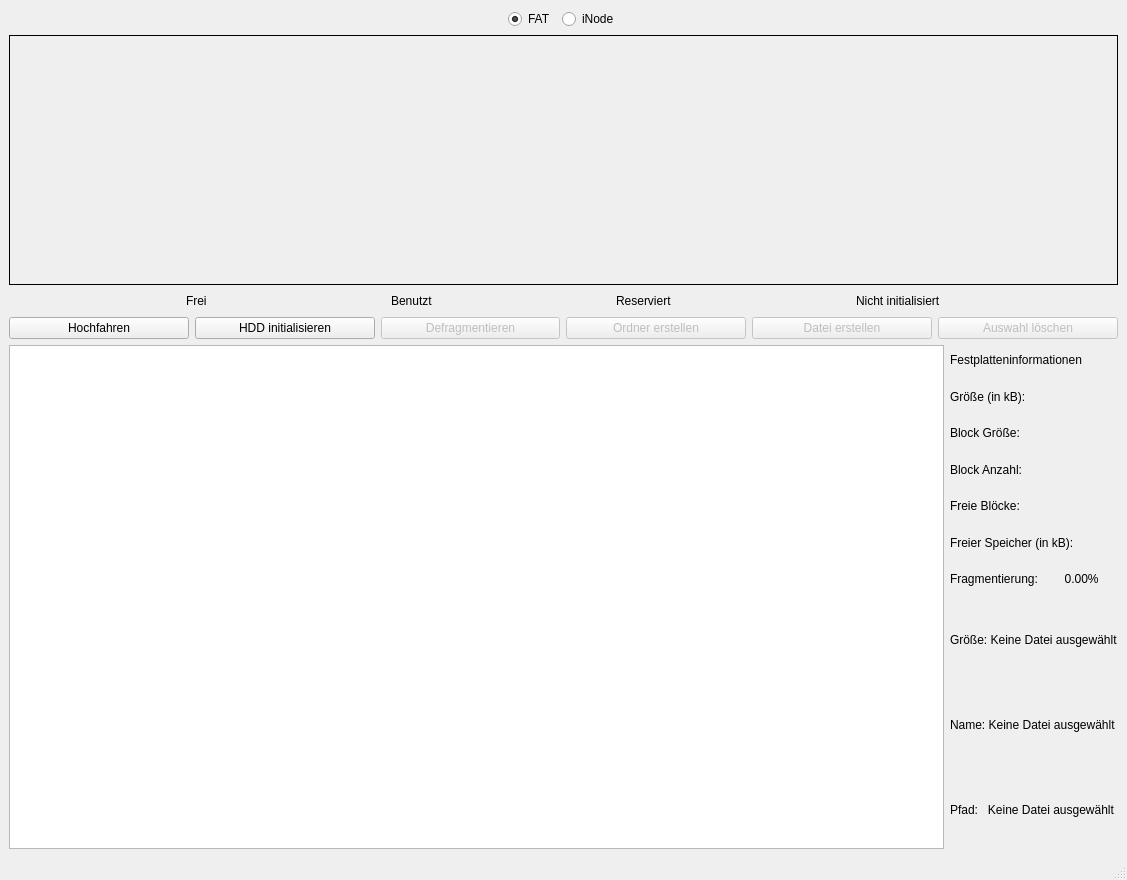
This is mainwindow.ui in Sil-Rei/AbstractFileSystemGit as Qt 5 draws it before an edit. The edited form follows.
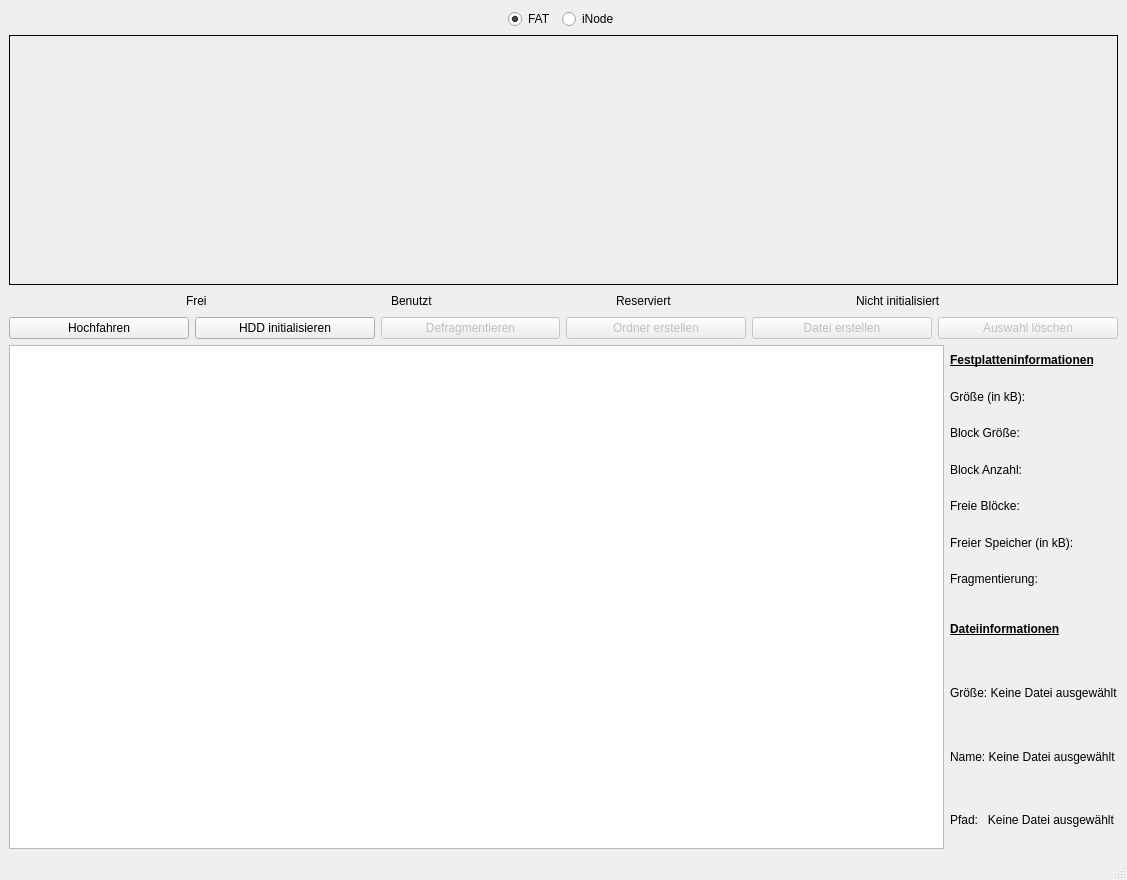
This is the edited form.

```diff
--- a/mainwindow.ui
+++ b/mainwindow.ui
@@ -266,6 +266,12 @@
          <layout class="QVBoxLayout" name="verticalLayout_2">
           <item>
            <widget class="QLabel" name="label_2">
+            <property name="font">
+             <font>
+              <bold>true</bold>
+              <underline>true</underline>
+             </font>
+            </property>
             <property name="text">
              <string>Festplatteninformationen</string>
             </property>
@@ -309,7 +315,7 @@
           <item>
            <widget class="QLabel" name="fragmentationLabel">
             <property name="text">
-             <string>Fragmentierung:        0.00%     </string>
+             <string>Fragmentierung:                </string>
             </property>
            </widget>
           </item>
@@ -317,6 +323,19 @@
         </item>
         <item>
          <layout class="QVBoxLayout" name="verticalLayout_3">
+          <item>
+           <widget class="QLabel" name="label">
+            <property name="font">
+             <font>
+              <bold>true</bold>
+              <underline>true</underline>
+             </font>
+            </property>
+            <property name="text">
+             <string>Dateiinformationen</string>
+            </property>
+           </widget>
+          </item>
           <item>
            <widget class="QLabel" name="sizeInfoLabel">
             <property name="text">
```
